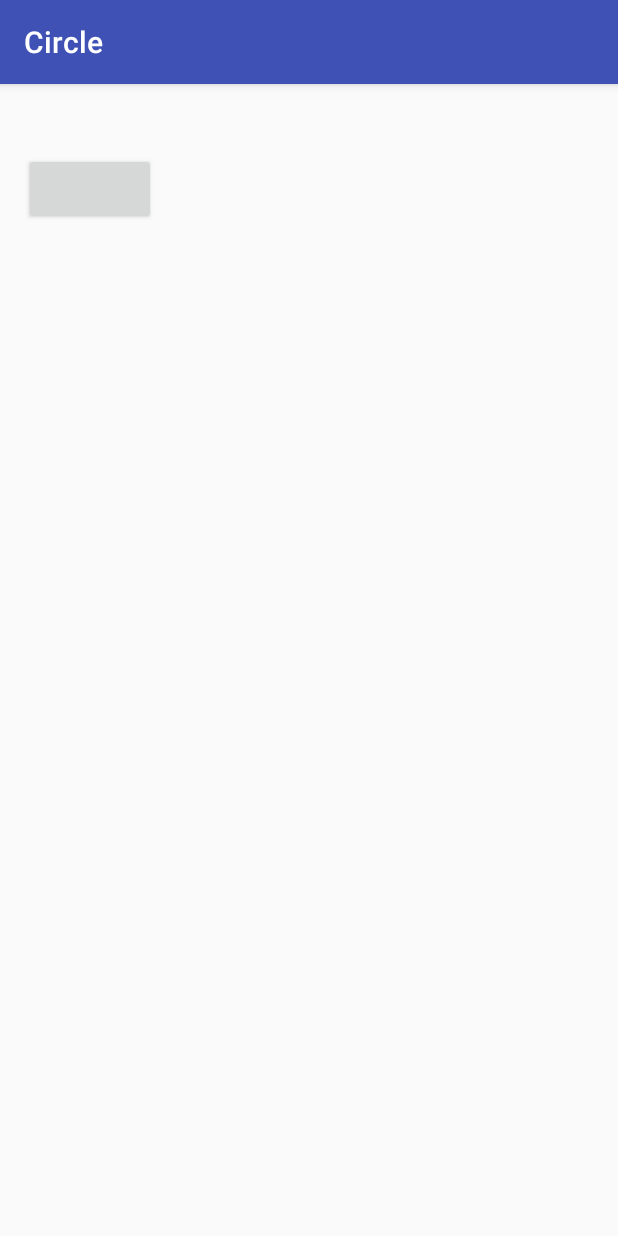
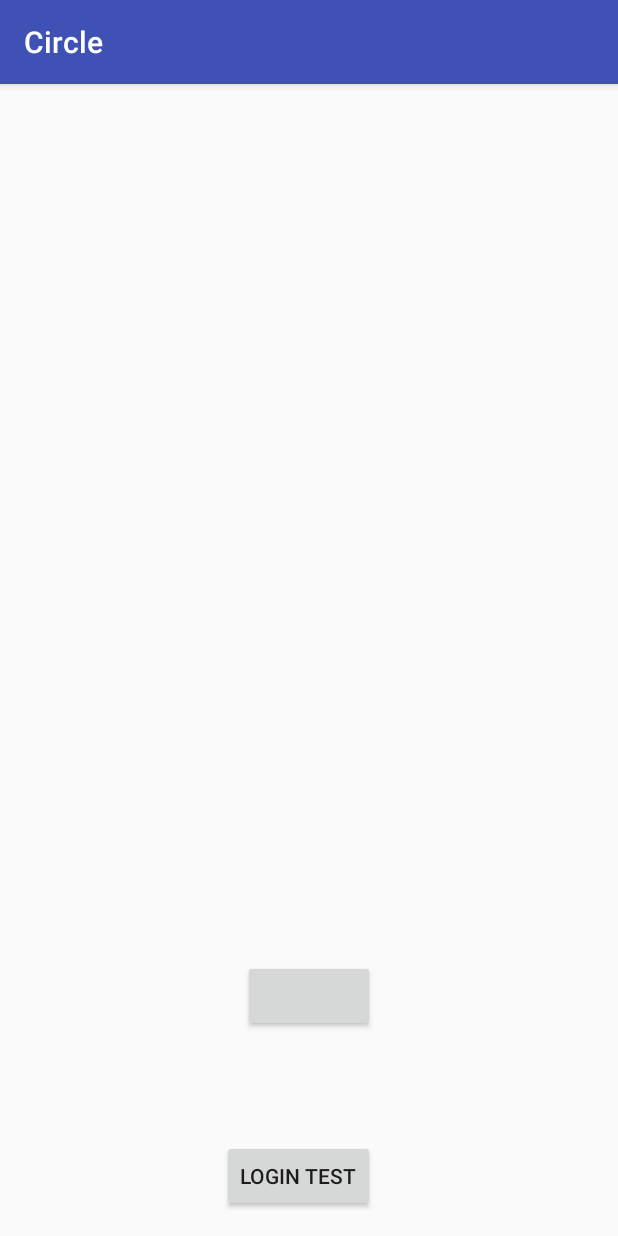
Before and after one commit to Partoonight/Circle, an Android app: the screen it shows after launch (LoginActivity), on a phone screen of 412 x 824 dp. Run offline under Robolectric (Android 15) with nearby library versions, the phone set to English and light mode, and no system bars; libraries missing offline, so code that uses them is left out: com.facebook, com.facebook.login; plain views replace LoginButton; 5 statements that could not run were skipped.

Commit message:
link login and slide bar

```diff
--- a/app/src/main/java/com/example/neozhang/circle/LoginActivity.java
+++ b/app/src/main/java/com/example/neozhang/circle/LoginActivity.java
@@ -5,6 +5,7 @@
 import android.support.v7.app.AppCompatActivity;
 import android.util.Log;
 import android.view.View;
+import android.widget.Button;
 
 import com.facebook.CallbackManager;
 import com.facebook.FacebookCallback;
@@ -16,6 +17,7 @@
 public class LoginActivity extends AppCompatActivity {
 
     LoginButton loginButton;
+    Button button;//test
     CallbackManager callbackManager;
 
     @Override
@@ -26,6 +28,16 @@
 
 
         View view = findViewById(R.id.root_login_view);
+
+        //test
+        button = (Button) view.findViewById(R.id.button);
+        button.setOnClickListener(new View.OnClickListener() {
+            @Override
+            public void onClick(View v) {
+                startActivity(new Intent(LoginActivity.this, MapsActivity.class));
+            }
+        });
+
 
         loginButton = (LoginButton) view.findViewById(R.id.login_button);
         loginButton.setReadPermissions("user_friends");
@@ -39,7 +51,8 @@
             public void onSuccess(LoginResult loginResult) {
                 // App code
                 Log.d("", "successfully logged in");
-//transition to main activity here+++
+                //transition to main activity here+++
+                startActivity(new Intent(LoginActivity.this, MapsActivity.class));
             }
 
             @Override
--- a/app/src/main/res/layout/activity_login.xml
+++ b/app/src/main/res/layout/activity_login.xml
@@ -15,7 +15,16 @@
         android:layout_width="wrap_content"
         android:layout_height="wrap_content"
         android:layout_gravity="center_horizontal"
-        android:layout_marginTop="30dp"
-        android:layout_marginBottom="30dp" />
+        android:layout_marginBottom="120dp"
+        android:layout_alignParentBottom="true"
+        android:layout_centerHorizontal="true" />
+
+    <Button
+        android:layout_width="wrap_content"
+        android:layout_height="wrap_content"
+        android:text="Login Test"
+        android:id="@+id/button"
+        android:layout_alignParentBottom="true"
+        android:layout_alignEnd="@+id/login_button" />
 
 </RelativeLayout>
--- a/app/src/main/res/layout/activity_main.xml
+++ b/app/src/main/res/layout/activity_main.xml
@@ -20,6 +20,8 @@
         android:layout_gravity="start"
         android:fitsSystemWindows="true"
         app:headerLayout="@layout/nav_header_main"
-        app:menu="@menu/activity_main_drawer" />
+        app:menu="@menu/activity_main_drawer"
+        android:background="#5C6BC0"
+        android:nestedScrollingEnabled="true" />
 
 </android.support.v4.widget.DrawerLayout>
--- a/app/src/main/res/layout/nav_header_main.xml
+++ b/app/src/main/res/layout/nav_header_main.xml
@@ -9,7 +9,7 @@
     android:paddingLeft="@dimen/activity_horizontal_margin"
     android:paddingRight="@dimen/activity_horizontal_margin"
     android:paddingTop="@dimen/activity_vertical_margin"
-    android:theme="@style/ThemeOverlay.AppCompat.Dark">
+    android:theme="@style/Base.Theme.AppCompat.Light.DarkActionBar">
 
     <ImageView
         android:id="@+id/imageView"
--- a/app/src/main/res/values/dimens.xml
+++ b/app/src/main/res/values/dimens.xml
@@ -5,5 +5,7 @@
     <!-- Default screen margins, per the Android Design guidelines. -->
     <dimen name="activity_horizontal_margin">16dp</dimen>
     <dimen name="activity_vertical_margin">16dp</dimen>
+    <dimen name="shadow_width">16dp</dimen>
     <dimen name="fab_margin">16dp</dimen>
+    <dimen name="slidingmenu_offset">110dp</dimen>
 </resources>
--- a/app/src/main/res/values/strings.xml
+++ b/app/src/main/res/values/strings.xml
@@ -6,5 +6,6 @@
 
     <string name="action_settings">Settings</string>
     <string name="title_activity_login">LoginActivity</string>
-    <string name="app_id">1011147395575170</string>>
+    <string name="app_id">1011147395575170</string>
+    <string name="title_activity_maps">Map</string>>
 </resources>
```
Also changed, not shown: app/src/main/AndroidManifest.xml (+36 -8 lines), app/src/main/java/com/example/neozhang/circle/MainActivity.java (+59 -3 lines), app/src/main/java/com/example/neozhang/circle/MapsActivity.java (added, +54 -0 lines), app/src/main/res/layout/activity_maps.xml (added, +10 -0 lines).
